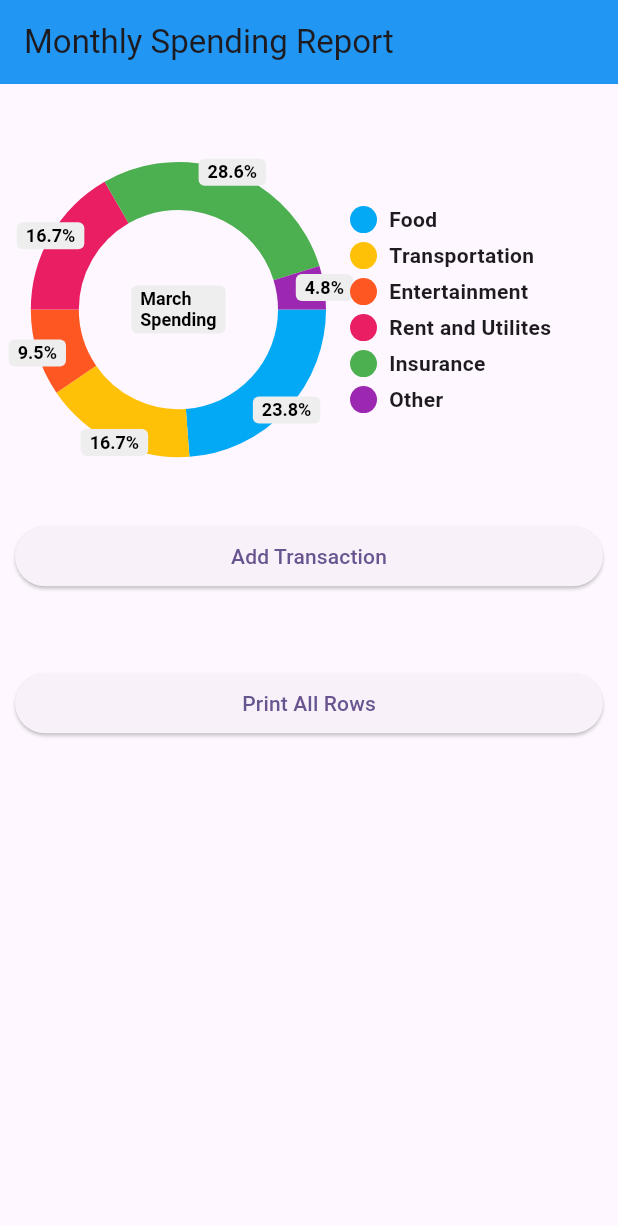
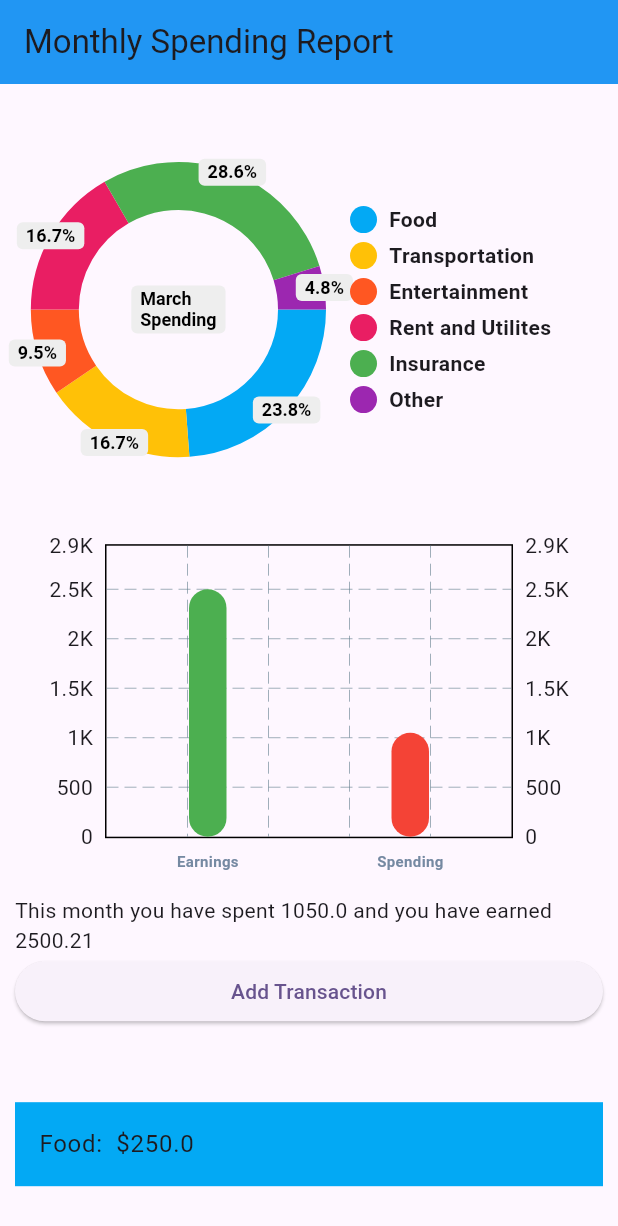
Before and after one commit to SebastianSanchez01/BudgetBuddy, a Flutter app: the screen it shows after launch, on a phone screen of 412 x 824 dp. Shown: the top 1226 px of the screen. Run offline on Flutter 3.47's test engine with Material 3 defaults, Android fonts, the phone set to English and light mode, and no system bars; drawn by our look-alikes of fl_chart, pie_chart; our stand-ins replace flutter_form_builder, sqflite; accounts and stored records are empty.

Commit message:
Added bar Graph and list tiles to homescreen
used fl_chart to create a bar graph that compares monthly spendings and earnings; also added listtiles for each seperate category

```diff
--- a/lib/database_helper.dart
+++ b/lib/database_helper.dart
@@ -28,7 +28,7 @@ class DatabaseHelper {
 CREATE TABLE $table (
 $columnId INTEGER PRIMARY KEY,
 $columnTransactionCategory TEXT NOT NULL,
-$columnTransactionAmount FLOAT NOT NULL,
+$columnTransactionAmount FLOAT NOT NULL,=
 $columnTransactionDate TEXT NOT NULL
 )
 ''');
--- a/lib/main.dart
+++ b/lib/main.dart
@@ -1,7 +1,8 @@
 import 'package:flutter/material.dart';
-import 'package:pie_chart/pie_chart.dart';
+import 'package:pie_chart/pie_chart.dart' as pie;
 import 'database_helper.dart';
 import 'package:flutter_form_builder/flutter_form_builder.dart';
+import 'package:fl_chart/fl_chart.dart';
 
 final dbHelper = DatabaseHelper();
 Future<void> main() async {
@@ -36,7 +37,7 @@ class MyHomePage extends StatefulWidget {
 }
 
 String month = "March";
-double monthlyEarnings = 2500;
+double monthlyEarnings = 2500.21;
 double foodMonthlySpending = 250;
 double transportationMonthlySpending = 175;
 double entertainmentMonthlySpending = 100;
@@ -76,6 +77,7 @@ class _MyHomePageState extends State<MyHomePage> {
   ];
   @override
   Widget build(BuildContext context) {
+    double totalMonthlySpending = getTotalMonthlySpending();
     return Scaffold(
       appBar: AppBar(
         backgroundColor: Colors.blue,
@@ -86,25 +88,25 @@ class _MyHomePageState extends State<MyHomePage> {
           height: 50,
         ),
         Center(
-          child: PieChart(
+          child: pie.PieChart(
             dataMap: dataMap,
             animationDuration: const Duration(milliseconds: 800),
             chartLegendSpacing: 32,
             chartRadius: MediaQuery.of(context).size.width / 2.5,
             colorList: colorList,
             initialAngleInDegree: 0,
-            chartType: ChartType.ring,
+            chartType: pie.ChartType.ring,
             ringStrokeWidth: 32,
             centerText: "$month \nSpending",
-            legendOptions: const LegendOptions(
+            legendOptions: const pie.LegendOptions(
               showLegendsInRow: false,
-              legendPosition: LegendPosition.right,
+              legendPosition: pie.LegendPosition.right,
               showLegends: true,
               legendTextStyle: TextStyle(
                 fontWeight: FontWeight.bold,
               ),
             ),
-            chartValuesOptions: const ChartValuesOptions(
+            chartValuesOptions: const pie.ChartValuesOptions(
               showChartValueBackground: true,
               showChartValues: true,
               showChartValuesInPercentage: true,
@@ -115,6 +117,55 @@ class _MyHomePageState extends State<MyHomePage> {
         ),
         SizedBox(
           height: 50,
+        ),
+        Container(
+          height: 250,
+          padding: EdgeInsets.all(16.0),
+          child: BarChart(
+            BarChartData(
+              alignment: BarChartAlignment.spaceAround,
+              maxY: getTotalMonthlySpending() * 2.8,
+              barTouchData: BarTouchData(enabled: false),
+              titlesData: FlTitlesData(
+                topTitles: AxisTitles(
+                  sideTitles: SideTitles(
+                    showTitles: false,
+                  ),
+                ),
+                bottomTitles: AxisTitles(
+                  sideTitles: SideTitles(
+                    showTitles: true,
+                    getTitlesWidget: bottomTitles,
+                  ),
+                ),
+              ),
+              barGroups: [
+                BarChartGroupData(
+                  x: 0,
+                  barRods: [
+                    BarChartRodData(
+                      toY: monthlyEarnings,
+                      color: Colors.green,
+                      width: 25,
+                    ),
+                  ],
+                ),
+                BarChartGroupData(
+                  x: 1,
+                  barRods: [
+                    BarChartRodData(
+                      toY: totalMonthlySpending,
+                      color: Colors.red,
+                      width: 25,
+                    ),
+                  ],
+                ),
+              ],
+            ),
+          ),
+        ),
+        Text(
+          "This month you have spent $totalMonthlySpending and you have earned $monthlyEarnings",
         ),
         ElevatedButton(
             onPressed: () {
@@ -128,8 +179,68 @@ class _MyHomePageState extends State<MyHomePage> {
         SizedBox(
           height: 50,
         ),
+        ListTile(
+          title: Text("Food:\t \$$foodMonthlySpending"),
+          tileColor: colorList[0],
+        ),
+        SizedBox(
+          height: 50,
+        ),
+        ListTile(
+          title: Text("Transportation:\t \$$transportationMonthlySpending"),
+          tileColor: colorList[1],
+        ),
+        SizedBox(
+          height: 50,
+        ),
+        ListTile(
+          title: Text("Entertainment:\t\$ $entertainmentMonthlySpending"),
+          tileColor: colorList[2],
+        ),
+        SizedBox(
+          height: 50,
+        ),
+        ListTile(
+          title: Text("Rent and Utilities:\t\$ $rentMonthlySpending"),
+          tileColor: colorList[3],
+        ),
+        SizedBox(
+          height: 50,
+        ),
+        ListTile(
+          title: Text("Insurance:\t \$$insuranceMonthlySpending"),
+          tileColor: colorList[4],
+        ),
+        SizedBox(
+          height: 50,
+        ),
+        ListTile(
+          title: Text("Other:\t\$$otherMontlySpending"),
+          tileColor: colorList[5],
+        ),
+        SizedBox(
+          height: 50,
+        ),
         ElevatedButton(onPressed: _query, child: Text("Print All Rows")),
       ]),
+    );
+  }
+
+  Widget bottomTitles(double value, TitleMeta meta) {
+    final titles = <String>['Earnings', 'Spending'];
+
+    final Widget text = Text(
+      titles[value.toInt()],
+      style: const TextStyle(
+        color: Color(0xff7589a2),
+        fontWeight: FontWeight.bold,
+        fontSize: 10,
+      ),
+    );
+
+    return SideTitleWidget(
+      axisSide: meta.axisSide,
+      child: text,
     );
   }
 
--- a/pubspec.yaml
+++ b/pubspec.yaml
@@ -41,6 +41,7 @@ dependencies:
   # Use with the CupertinoIcons class for iOS style icons.
   cupertino_icons: ^1.0.2
   flutter_form_builder: ^9.2.1
+  fl_chart: ^0.66.2
 
 dev_dependencies:
   flutter_test:
```
Also changed, not shown: pubspec.lock.
